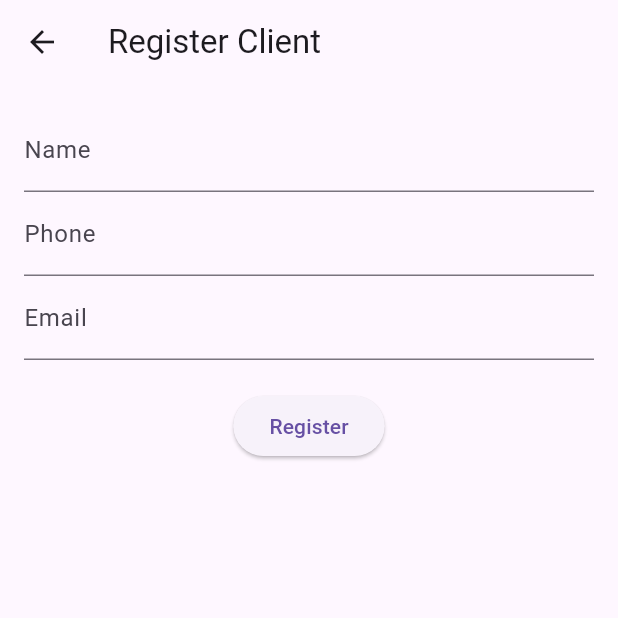
After one commit to marcielssilva/barbeariafront, a Flutter app: the screen it shows after launch, after a tap on "Cadastrar Cliente", on a phone screen of 412 x 824 dp, the top half of it. The commit adds this screen. Run offline on Flutter 3.47's test engine with Material 3 defaults, Android fonts, the light colour scheme and no system bars; our stand-ins replace dio.

Commit message:
feat: add new client logic request and client ui screen

```diff
--- a/lib/services/dio_config.dart
+++ b/lib/config/dio_config.dart
@@ -3,9 +3,10 @@ import 'package:dio/dio.dart';
 
 class DioConfig {
   static Dio buildDioClient() {
+
     final dio = Dio(
       BaseOptions(
-        baseUrl: 'http://10.0.2.2:8080',
+        baseUrl: 'http://172.18.0.1:8080',
         connectTimeout: const Duration(seconds: 10),
         receiveTimeout: const Duration(seconds: 10),
         headers: {
@@ -17,4 +18,6 @@ class DioConfig {
     // Adicione interceptadores, logs, auth, etc., se necessário
     return dio;
   }
+
+
 }
--- a/lib/main.dart
+++ b/lib/main.dart
@@ -4,6 +4,8 @@ import 'pages/home_page.dart';
 void main() => runApp(MyApp());
 
 class MyApp extends StatelessWidget {
+  const MyApp({super.key});
+
   @override
   Widget build(BuildContext context) {
     return MaterialApp(
--- /dev/null
+++ b/lib/models/client_model.dart
@@ -0,0 +1,25 @@
+class Client {
+  final String name;
+  final String phone;
+  final String email;
+
+  Client({
+    required this.name,
+    required this.phone,
+    required this.email,
+  });
+
+  // Convert to JSON for sending to API
+  Map<String, dynamic> toJson() => {
+    'name': name,
+    'phone': phone,
+    'email': email,
+  };
+
+  // Create from JSON when receiving from API
+  factory Client.fromJson(Map<String, dynamic> json) => Client(
+    name: json['name'],
+    phone: json['phone'],
+    email: json['email'],
+  );
+}
--- a/lib/pages/home_page.dart
+++ b/lib/pages/home_page.dart
@@ -1,13 +1,19 @@
 import 'package:flutter/material.dart';
 import 'agendamento_page.dart';
+import '../screens/client_registration_screen.dart';
 
 class HomePage extends StatelessWidget {
+  const HomePage({super.key});
+
   @override
   Widget build(BuildContext context) {
     return Scaffold(
       appBar: AppBar(title: Text('Barbearia')),
       body: Center(
-        child: ElevatedButton(
+        child: Column(
+          mainAxisSize: MainAxisSize.min,
+          children: [
+            ElevatedButton(
               child: Text('Agendar Atendimento'),
               onPressed: () {
                 Navigator.push(
@@ -16,6 +22,18 @@ class HomePage extends StatelessWidget {
                 );
               },
             ),
+            SizedBox(height: 20),
+            ElevatedButton(
+              child: Text('Cadastrar Cliente'),
+              onPressed: () {
+                Navigator.push(
+                  context,
+                  MaterialPageRoute(builder: (_) => ClientRegistrationScreen()),
+                );
+              },
+            ),
+          ],
+        ),
       ),
     );
   }
--- /dev/null
+++ b/lib/screens/client_registration_screen.dart
@@ -0,0 +1,116 @@
+import 'package:flutter/material.dart';
+import '../services/client_service.dart';
+import '../models/client_model.dart';
+
+class ClientRegistrationScreen extends StatefulWidget {
+  const ClientRegistrationScreen({super.key});
+
+  @override
+  State<ClientRegistrationScreen> createState() => _ClientRegistrationScreenState();
+}
+
+class _ClientRegistrationScreenState extends State<ClientRegistrationScreen> {
+  final _formKey = GlobalKey<FormState>();
+  final _clientService = ClientService();
+
+  final _nameController = TextEditingController();
+  final _phoneController = TextEditingController();
+  final _emailController = TextEditingController();
+
+  bool _isLoading = false;
+  String? _errorMessage;
+
+  Future<void> _submitForm() async {
+    if (!_formKey.currentState!.validate()) return;
+
+    setState(() {
+      _isLoading = true;
+      _errorMessage = null;
+    });
+
+    try {
+      final newClient = Client(
+        name: _nameController.text,
+        phone: _phoneController.text,
+        email: _emailController.text,
+      );
+
+      final createdClient = await _clientService.createClient(newClient);
+
+      if (mounted) {
+        ScaffoldMessenger.of(context).showSnackBar(
+          SnackBar(content: Text('Client ${createdClient.name} created!')),
+        );
+        _clearForm();
+      }
+    } catch (e) {
+      setState(() => _errorMessage = e.toString());
+    } finally {
+      setState(() => _isLoading = false);
+    }
+  }
+
+  void _clearForm() {
+    _nameController.clear();
+    _phoneController.clear();
+    _emailController.clear();
+  }
+
+  @override
+  Widget build(BuildContext context) {
+    return Scaffold(
+      appBar: AppBar(title: const Text('Register Client')),
+      body: Padding(
+        padding: const EdgeInsets.all(16.0),
+        child: Form(
+          key: _formKey,
+          child: Column(
+            children: [
+              TextFormField(
+                controller: _nameController,
+                decoration: const InputDecoration(labelText: 'Name'),
+                validator: (value) => value?.isEmpty ?? true ? 'Required' : null,
+              ),
+              TextFormField(
+                controller: _phoneController,
+                decoration: const InputDecoration(labelText: 'Phone'),
+                validator: (value) => value?.isEmpty ?? true ? 'Required' : null,
+                keyboardType: TextInputType.phone,
+              ),
+              TextFormField(
+                controller: _emailController,
+                decoration: const InputDecoration(labelText: 'Email'),
+                validator: (value) => value?.isEmpty ?? true ? 'Required' : null,
+                keyboardType: TextInputType.emailAddress,
+              ),
+              const SizedBox(height: 20),
+              if (_isLoading)
+                const CircularProgressIndicator()
+              else
+                ElevatedButton(
+                  onPressed: _submitForm,
+                  child: const Text('Register'),
+                ),
+              if (_errorMessage != null)
+                Padding(
+                  padding: const EdgeInsets.only(top: 16.0),
+                  child: Text(
+                    _errorMessage!,
+                    style: TextStyle(color: Theme.of(context).colorScheme.error),
+                  ),
+                ),
+            ],
+          ),
+        ),
+      ),
+    );
+  }
+
+  @override
+  void dispose() {
+    _nameController.dispose();
+    _phoneController.dispose();
+    _emailController.dispose();
+    super.dispose();
+  }
+}
--- a/lib/services/agendamento_service.dart
+++ b/lib/services/agendamento_service.dart
@@ -1,6 +1,6 @@
 // agendamento_service.dart
 import 'package:dio/dio.dart';
-import 'dio_config.dart';
+import '../config/dio_config.dart';
 
 class AgendamentoService {
   final Dio dio = DioConfig.buildDioClient();
--- /dev/null
+++ b/lib/services/client_service.dart
@@ -0,0 +1,49 @@
+// services/client_service.dart
+import 'package:dio/dio.dart';
+import '../models/client_model.dart';
+import '../config/dio_config.dart';
+
+class ClientService {
+  final Dio _dio = DioConfig.buildDioClient();
+
+  Future<Client> createClient(Client client) async {
+    try {
+      final response = await _dio.post(
+        '/api/clients',
+        data: client.toJson(),
+      );
+
+      if (response.statusCode == 201) {
+        return Client.fromJson(response.data);
+      } else {
+        throw Exception('Failed to create client');
+      }
+    } on DioException catch (e) {
+      throw _handleError(e);
+    }
+  }
+
+  Future<List<Client>> getClients() async {
+    try {
+      final response = await _dio.get('/api/clients');
+      return (response.data as List)
+          .map((json) => Client.fromJson(json))
+          .toList();
+    } on DioException catch (e) {
+      throw _handleError(e);
+    }
+  }
+
+  // TODO!!!
+  // Add more methods for update/delete as needed
+
+  Exception _handleError(DioException e) {
+    if (e.response != null) {
+      final data = e.response?.data;
+      final message = data is Map ? data['message'] ?? 'Unknown error' : 'Server error';
+      return Exception('$message (${e.response?.statusCode})');
+    } else {
+      return Exception('Network error: ${e.message}');
+    }
+  }
+}
```
Also changed, not shown: 1 other file. Lines whose indentation alone changed are shown as unchanged.
